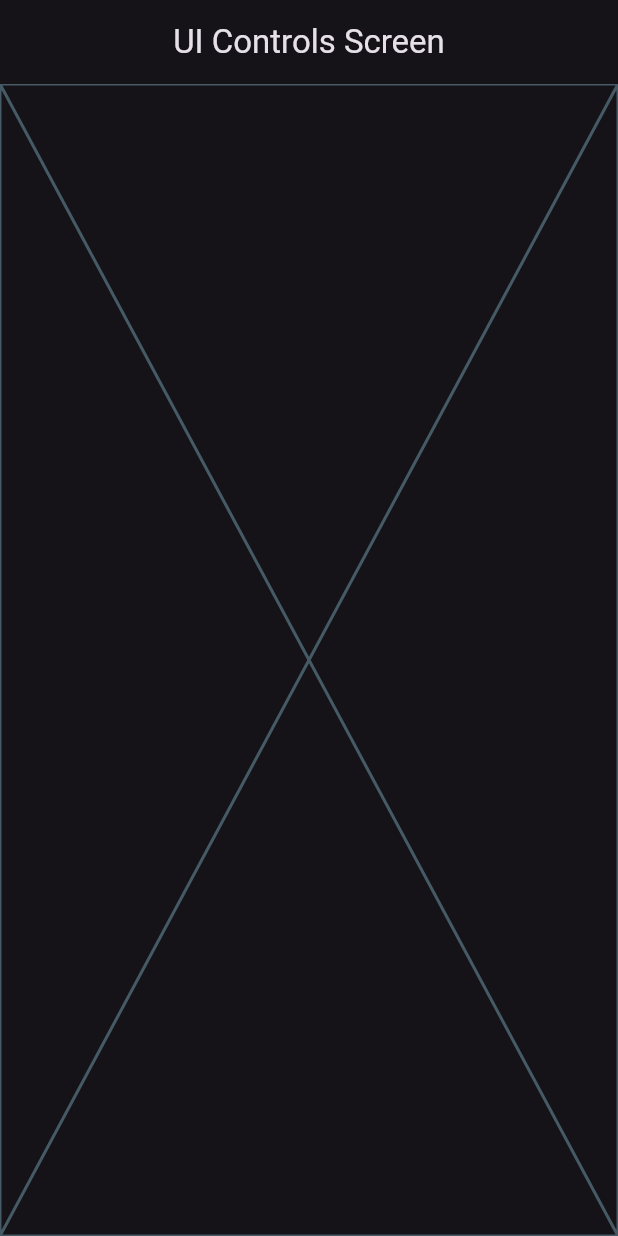
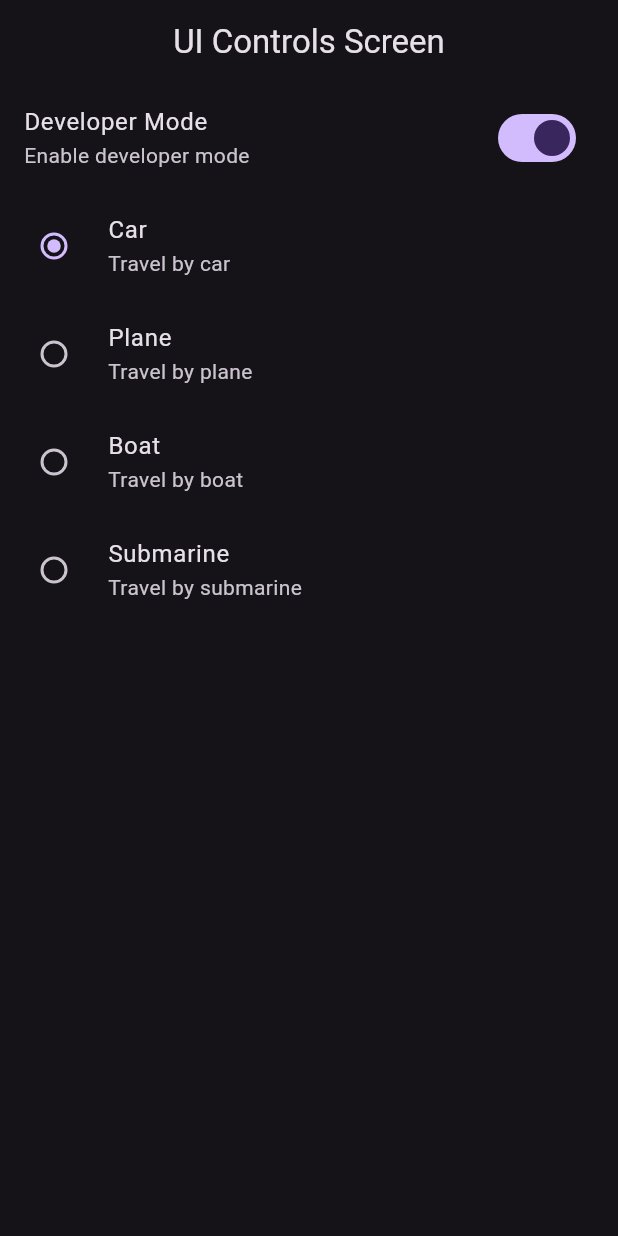
Before and after one commit to reyduar/flutter_widgets_app, a Flutter app: the UIControlsScreen screen opened by its route, on a phone screen of 412 x 824 dp. Run offline on Flutter 3.47's test engine with Material 2 defaults, Android fonts, the phone set to English and light mode, and no system bars; our stand-ins replace go_router.

```diff
--- a/lib/presentation/screens/ui_controls/ui_controls_screen.dart
+++ b/lib/presentation/screens/ui_controls/ui_controls_screen.dart
@@ -10,7 +10,69 @@ class UIControlsScreen extends StatelessWidget {
       appBar: AppBar(
         title: const Text('UI Controls Screen'),
       ),
-      body: const Placeholder(),
+      body: const _UIControlsView(),
     );
   }
 }
+
+enum Transportation { car, plane, boat, submarine }
+
+class _UIControlsView extends StatefulWidget {
+  const _UIControlsView();
+
+  @override
+  State<_UIControlsView> createState() => _UIControlsViewState();
+}
+
+class _UIControlsViewState extends State<_UIControlsView> {
+  bool isDeveloper = true;
+  Transportation selectTransportation = Transportation.car;
+
+  @override
+  Widget build(BuildContext context) {
+    return ListView(
+      physics: const ClampingScrollPhysics(),
+      children: [
+        SwitchListTile(
+            title: const Text('Developer Mode'),
+            subtitle: const Text('Enable developer mode'),
+            value: isDeveloper,
+            onChanged: (value) => setState(() {
+                  isDeveloper = !isDeveloper;
+                })),
+        RadioListTile(
+            title: const Text('Car'),
+            subtitle: const Text('Travel by car'),
+            value: Transportation.car,
+            groupValue: selectTransportation,
+            onChanged: (value) => setState(() {
+                  selectTransportation = Transportation.car;
+                })),
+        RadioListTile(
+            title: const Text('Plane'),
+            subtitle: const Text('Travel by plane'),
+            value: Transportation.plane,
+            groupValue: selectTransportation,
+            onChanged: (value) => setState(() {
+                  selectTransportation = Transportation.plane;
+                })),
+        RadioListTile(
+            title: const Text('Boat'),
+            subtitle: const Text('Travel by boat'),
+            value: Transportation.boat,
+            groupValue: selectTransportation,
+            onChanged: (value) => setState(() {
+                  selectTransportation = Transportation.boat;
+                })),
+        RadioListTile(
+            title: const Text('Submarine'),
+            subtitle: const Text('Travel by submarine'),
+            value: Transportation.submarine,
+            groupValue: selectTransportation,
+            onChanged: (value) => setState(() {
+                  selectTransportation = Transportation.submarine;
+                }))
+      ],
+    );
+  }
+}
```
